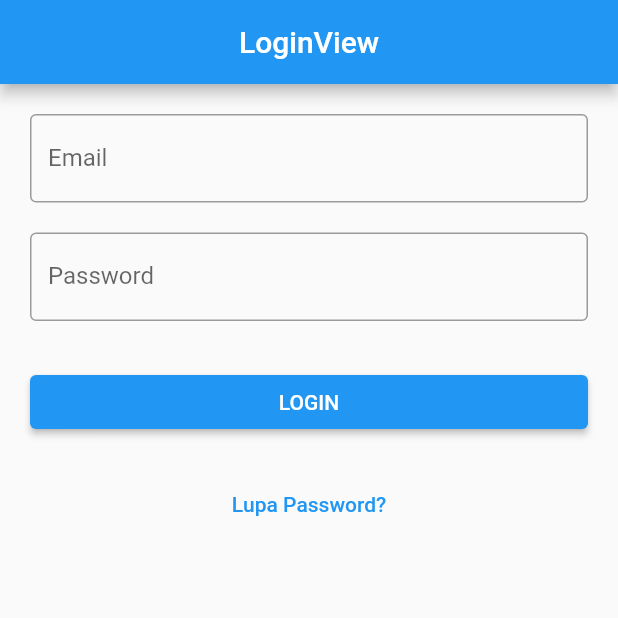
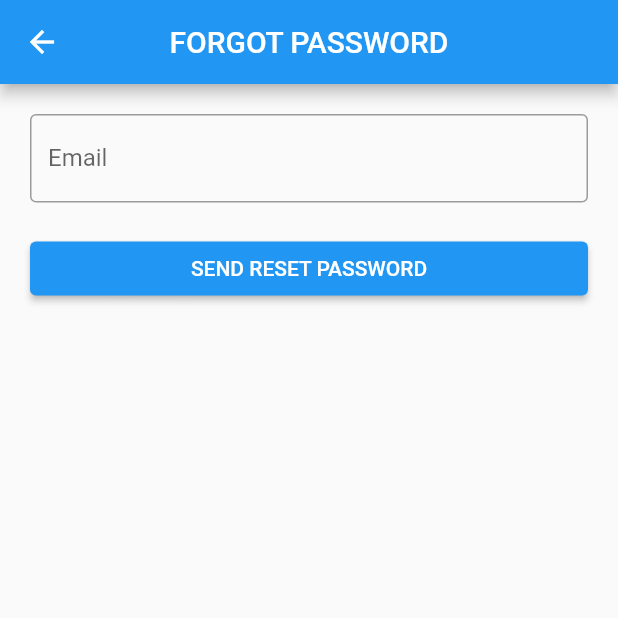
Before and after one commit to erikwibowo/Presence-App, a Flutter app: the screen it shows after launch, after a tap on "Lupa Password?", on a phone screen of 412 x 824 dp, the top half of it. Run offline on Flutter 3.47's test engine with Material 2 defaults, Android fonts, the phone set to English and light mode, and no system bars; our stand-ins replace cloud_firestore, firebase_auth, firebase_core, get; accounts and stored records are empty.

Commit message:
forgot password

```diff
--- /dev/null
+++ b/lib/app/modules/forgot_password/bindings/forgot_password_binding.dart
@@ -0,0 +1,12 @@
+import 'package:get/get.dart';
+
+import '../controllers/forgot_password_controller.dart';
+
+class ForgotPasswordBinding extends Bindings {
+  @override
+  void dependencies() {
+    Get.lazyPut<ForgotPasswordController>(
+      () => ForgotPasswordController(),
+    );
+  }
+}
--- /dev/null
+++ b/lib/app/modules/forgot_password/views/forgot_password_view.dart
@@ -0,0 +1,44 @@
+import 'package:flutter/material.dart';
+
+import 'package:get/get.dart';
+
+import '../controllers/forgot_password_controller.dart';
+
+class ForgotPasswordView extends GetView<ForgotPasswordController> {
+  const ForgotPasswordView({Key? key}) : super(key: key);
+  @override
+  Widget build(BuildContext context) {
+    return Scaffold(
+      appBar: AppBar(
+        title: Text('FORGOT PASSWORD'),
+        centerTitle: true,
+      ),
+      body: ListView(
+        padding: EdgeInsets.all(20),
+        children: [
+          TextField(
+            autocorrect: false,
+            controller: controller.emailC,
+            decoration: InputDecoration(
+              labelText: "Email",
+              border: OutlineInputBorder(),
+            ),
+          ),
+          SizedBox(height: 20),
+          Obx(
+            () => ElevatedButton(
+              onPressed: () async {
+                if (controller.isLoading.isFalse) {
+                  await controller.sendEmail();
+                }
+              },
+              child: Text(controller.isLoading.isFalse
+                  ? "SEND RESET PASSWORD"
+                  : "LOADING..."),
+            ),
+          ),
+        ],
+      ),
+    );
+  }
+}
--- a/lib/app/modules/login/views/login_view.dart
+++ b/lib/app/modules/login/views/login_view.dart
@@ -1,6 +1,7 @@
 import 'package:flutter/material.dart';
 
 import 'package:get/get.dart';
+import 'package:presence_app/app/routes/app_pages.dart';
 
 import '../controllers/login_controller.dart';
 
@@ -35,7 +36,8 @@ class LoginView extends GetView<LoginController> {
             ),
           ),
           SizedBox(height: 30),
-          Obx(() => ElevatedButton(
+          Obx(
+            () => ElevatedButton(
               onPressed: () async {
                 if (controller.isLoading.isFalse) {
                   await controller.login();
@@ -43,9 +45,12 @@ class LoginView extends GetView<LoginController> {
               },
               child:
                   Text(controller.isLoading.isFalse ? "LOGIN" : "LOADING..."),
-              )),
+            ),
+          ),
           SizedBox(height: 20),
-          TextButton(onPressed: () {}, child: Text("Lupa Password?")),
+          TextButton(
+              onPressed: () => Get.toNamed(Routes.FORGOT_PASSWORD),
+              child: Text("Lupa Password?")),
         ],
       ),
     );
--- a/lib/app/routes/app_pages.dart
+++ b/lib/app/routes/app_pages.dart
@@ -2,6 +2,8 @@ import 'package:get/get.dart';
 
 import '../modules/add_pegawai/bindings/add_pegawai_binding.dart';
 import '../modules/add_pegawai/views/add_pegawai_view.dart';
+import '../modules/forgot_password/bindings/forgot_password_binding.dart';
+import '../modules/forgot_password/views/forgot_password_view.dart';
 import '../modules/home/bindings/home_binding.dart';
 import '../modules/home/views/home_view.dart';
 import '../modules/login/bindings/login_binding.dart';
@@ -37,5 +39,10 @@ class AppPages {
       page: () => const NewPasswordView(),
       binding: NewPasswordBinding(),
     ),
+    GetPage(
+      name: _Paths.FORGOT_PASSWORD,
+      page: () => const ForgotPasswordView(),
+      binding: ForgotPasswordBinding(),
+    ),
   ];
 }
--- a/lib/app/routes/app_routes.dart
+++ b/lib/app/routes/app_routes.dart
@@ -8,6 +8,7 @@ abstract class Routes {
   static const ADD_PEGAWAI = _Paths.ADD_PEGAWAI;
   static const LOGIN = _Paths.LOGIN;
   static const NEW_PASSWORD = _Paths.NEW_PASSWORD;
+  static const FORGOT_PASSWORD = _Paths.FORGOT_PASSWORD;
 }
 
 abstract class _Paths {
@@ -15,4 +16,5 @@ abstract class _Paths {
   static const ADD_PEGAWAI = '/add-pegawai';
   static const LOGIN = '/login';
   static const NEW_PASSWORD = '/new-password';
+  static const FORGOT_PASSWORD = '/forgot-password';
 }
```
Also changed, not shown: lib/app/modules/forgot_password/controllers/forgot_password_controller.dart (added, +68 -0 lines), lib/app/modules/login/controllers/login_controller.dart (+8 -0 lines). Lines whose indentation alone changed are shown as unchanged.
